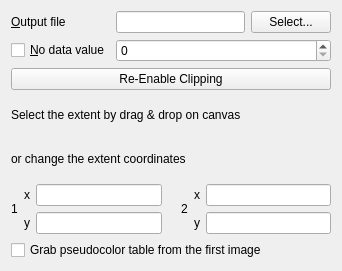
Old version of the form qgis/python/plugins/GdalTools/tools/widgetClipper.ui in the repository sourcepole/qgis.
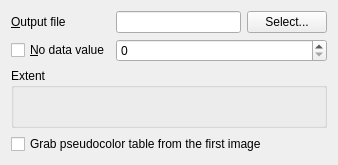
New version of the form. Custom widgets are drawn as their Qt base class.

Commit message: define extent for grid analisys, to fix #3332

```diff
--- a/qgis/python/plugins/GdalTools/tools/widgetClipper.ui
+++ b/qgis/python/plugins/GdalTools/tools/widgetClipper.ui
@@ -6,8 +6,8 @@
    <rect>
     <x>0</x>
     <y>0</y>
-    <width>342</width>
-    <height>271</height>
+    <width>338</width>
+    <height>165</height>
    </rect>
   </property>
   <property name="sizePolicy">
@@ -19,7 +19,7 @@
   <property name="windowTitle">
    <string>Clipper</string>
   </property>
-  <layout class="QVBoxLayout" name="verticalLayout_4">
+  <layout class="QVBoxLayout" name="verticalLayout">
    <item>
     <layout class="QGridLayout" name="gridLayout">
      <item row="0" column="0">
@@ -70,148 +70,17 @@
     </layout>
    </item>
    <item>
-    <widget class="QPushButton" name="btnEnableClip">
-     <property name="text">
-      <string>Re-Enable Clipping</string>
+    <widget class="QGroupBox" name="extentGroup">
+     <property name="title">
+      <string>Extent</string>
      </property>
+     <layout class="QGridLayout" name="gridLayout_2">
+      <item row="0" column="0">
+       <widget class="GdalToolsExtentSelector" name="extentSelector" native="true"/>
+      </item>
+     </layout>
     </widget>
    </item>
-   <item>
-    <layout class="QVBoxLayout" name="verticalLayout_3">
-     <item>
-      <widget class="QLabel" name="label">
-       <property name="text">
-        <string>Select the extent by drag &amp; drop on canvas</string>
-       </property>
-      </widget>
-     </item>
-     <item>
-      <widget class="QLabel" name="label_7">
-       <property name="text">
-        <string>or change the extent coordinates</string>
-       </property>
-      </widget>
-     </item>
-     <item>
-      <layout class="QHBoxLayout" name="horizontalLayout_8">
-       <item>
-        <layout class="QHBoxLayout" name="horizontalLayout_4">
-         <item>
-          <widget class="QLabel" name="label_8">
-           <property name="text">
-            <string>1</string>
-           </property>
-          </widget>
-         </item>
-         <item>
-          <layout class="QVBoxLayout" name="verticalLayout">
-           <item>
-            <layout class="QHBoxLayout" name="horizontalLayout">
-             <item>
-              <widget class="QLabel" name="label_3">
-               <property name="text">
-                <string>x</string>
-               </property>
-               <property name="buddy">
-                <cstring>selectOutputFileButton</cstring>
-               </property>
-              </widget>
-             </item>
-             <item>
-              <widget class="QLineEdit" name="x1CoordEdit"/>
-             </item>
-            </layout>
-           </item>
-           <item>
-            <layout class="QHBoxLayout" name="horizontalLayout_3">
-             <item>
-              <widget class="QLabel" name="label_5">
-               <property name="text">
-                <string>y</string>
-               </property>
-               <property name="buddy">
-                <cstring>selectOutputFileButton</cstring>
-               </property>
-              </widget>
-             </item>
-             <item>
-              <widget class="QLineEdit" name="y1CoordEdit"/>
-             </item>
-            </layout>
-           </item>
-          </layout>
-         </item>
-        </layout>
-       </item>
-       <item>
-        <spacer name="horizontalSpacer">
-         <property name="orientation">
-          <enum>Qt::Horizontal</enum>
-         </property>
-         <property name="sizeType">
-          <enum>QSizePolicy::Fixed</enum>
-         </property>
-         <property name="sizeHint" stdset="0">
-          <size>
-           <width>13</width>
-           <height>20</height>
-          </size>
-         </property>
-        </spacer>
-       </item>
-       <item>
-        <layout class="QHBoxLayout" name="horizontalLayout_7">
-         <item>
-          <widget class="QLabel" name="label_9">
-           <property name="text">
-            <string>2</string>
-           </property>
-          </widget>
-         </item>
-         <item>
-          <layout class="QVBoxLayout" name="verticalLayout_2">
-           <item>
-            <layout class="QHBoxLayout" name="horizontalLayout_5">
-             <item>
-              <widget class="QLabel" name="label_4">
-               <property name="text">
-                <string>x</string>
-               </property>
-               <property name="buddy">
-                <cstring>selectOutputFileButton</cstring>
-               </property>
-              </widget>
-             </item>
-             <item>
-              <widget class="QLineEdit" name="x2CoordEdit"/>
-             </item>
-            </layout>
-           </item>
-           <item>
-            <layout class="QHBoxLayout" name="horizontalLayout_6">
-             <item>
-              <widget class="QLabel" name="label_6">
-               <property name="text">
-                <string>y</string>
-               </property>
-               <property name="buddy">
-                <cstring>selectOutputFileButton</cstring>
-               </property>
-              </widget>
-             </item>
-             <item>
-              <widget class="QLineEdit" name="y2CoordEdit"/>
-             </item>
-            </layout>
-           </item>
-          </layout>
-         </item>
-        </layout>
-       </item>
-      </layout>
-     </item>
-    </layout>
-   </item>
    <item>
     <widget class="QCheckBox" name="pctCheck">
      <property name="text">
@@ -221,6 +90,14 @@
    </item>
   </layout>
  </widget>
+ <customwidgets>
+  <customwidget>
+   <class>GdalToolsExtentSelector</class>
+   <extends>QWidget</extends>
+   <header>extentSelector</header>
+   <container>1</container>
+  </customwidget>
+ </customwidgets>
  <resources/>
  <connections/>
 </ui>
```
The commit also changes 6 other files.
